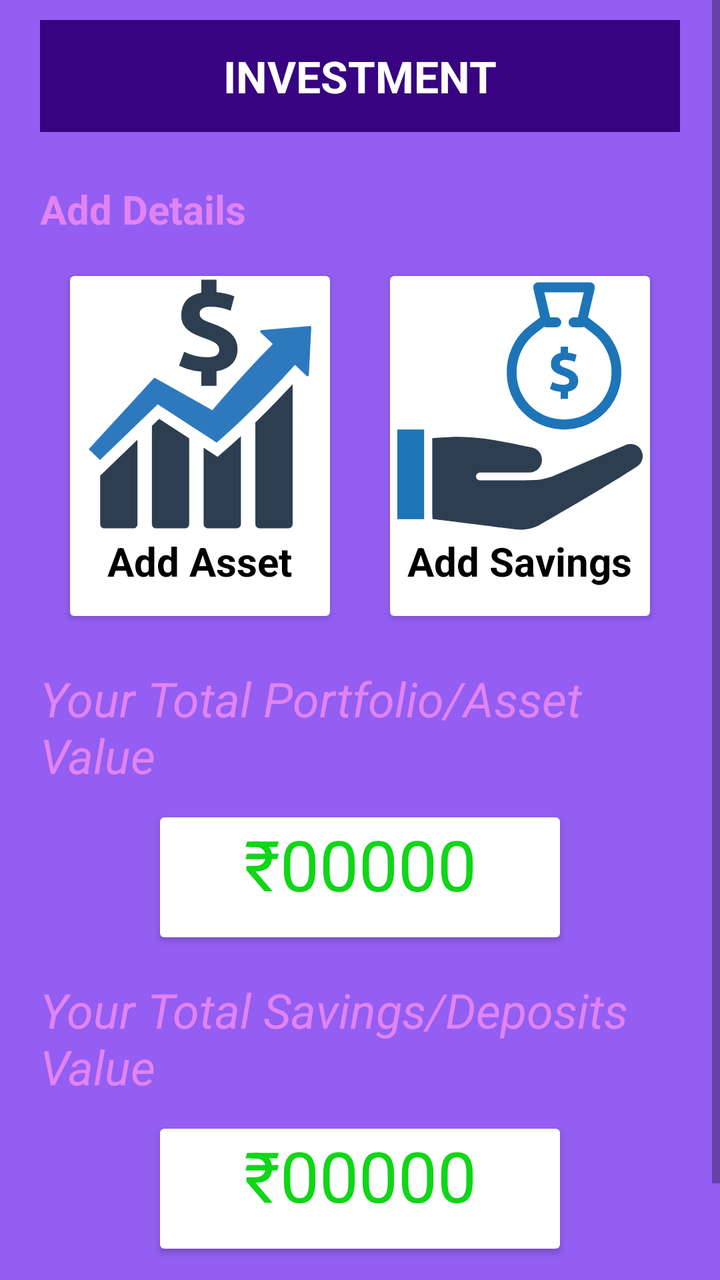
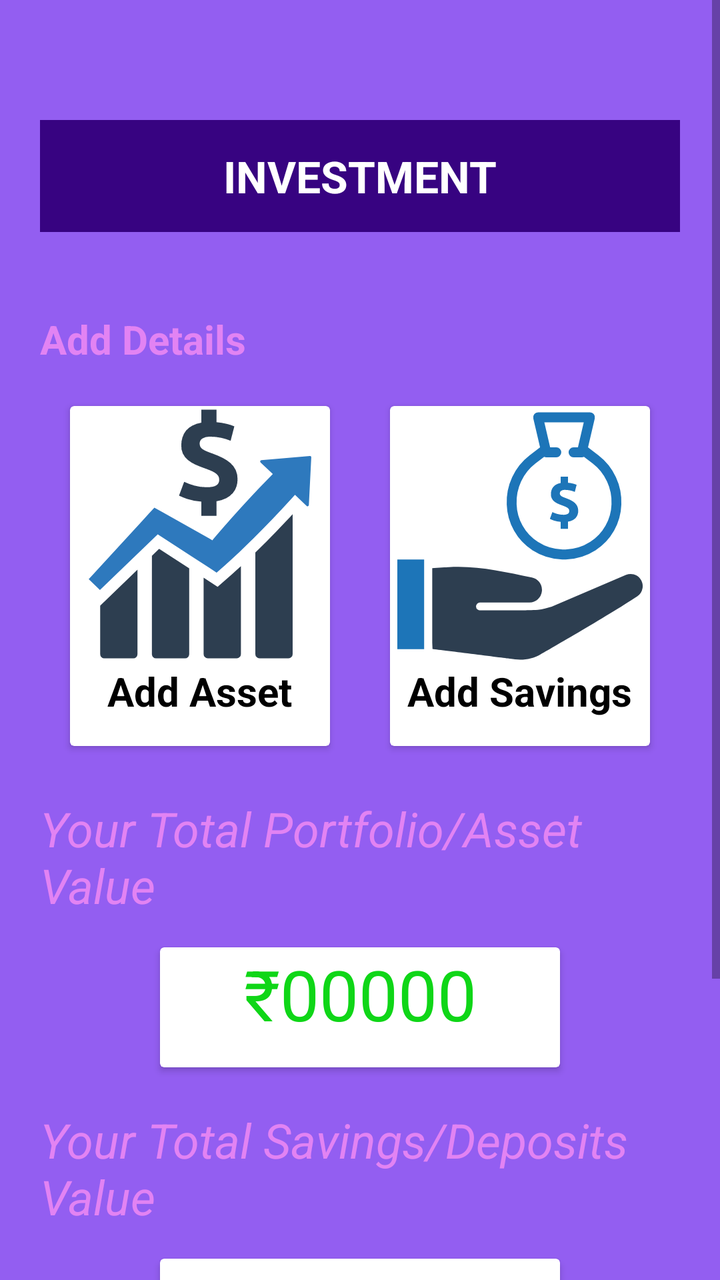

An Android layout rendered at two revisions. The XML below is the earlier revision; the diff shows what the commit changed to produce the second picture.
<!-- AndroidManifest.xml: application theme Theme.FinanceFit -->
<!-- res/layout/activity_investing.xml -->
<?xml version="1.0" encoding="utf-8"?>
<ScrollView xmlns:android="http://schemas.android.com/apk/res/android"
    xmlns:app="http://schemas.android.com/apk/res-auto"
    xmlns:tools="http://schemas.android.com/tools"
    android:layout_width="match_parent"
    android:layout_height="match_parent"
    android:background="#935EF1">
    <LinearLayout
        android:layout_width="match_parent"
        android:layout_height="match_parent"
        android:background="#935EF1"
        android:paddingRight="20sp"
        android:paddingLeft="20sp"
        android:paddingTop="10sp"
        android:orientation="vertical"
        tools:context=".Investing">

        <RelativeLayout
            android:layout_width="match_parent"
            android:layout_height="?actionBarSize"
            android:background="#370381"
            android:id="@+id/ToolbarDash">

            <TextView
                android:layout_width="match_parent"
                android:layout_height="wrap_content"
                android:textSize="22sp"
                android:textStyle="bold"
                android:textColor="#fff"
                android:text="INVESTMENT"
                android:textAlignment="center"
                android:layout_centerVertical="true"/>
        </RelativeLayout>
        <TextView
            android:layout_width="match_parent"
            android:layout_height="wrap_content"
            android:layout_marginTop="25sp"
            android:text="Add Details"
            android:textColor="#E283F3"
            android:textStyle="bold"
            android:textSize="20sp"/>

        <LinearLayout
            android:layout_width="match_parent"
            android:layout_height="200sp"
            android:layout_marginTop="5sp"
            android:orientation="horizontal">

            <androidx.cardview.widget.CardView
                android:layout_width="match_parent"
                android:layout_height="match_parent"
                android:layout_margin="15sp"
                android:backgroundTint="#fff"
                android:layout_weight="1">
                <RelativeLayout
                    android:layout_width="match_parent"
                    android:layout_height="match_parent">
                    <ImageView
                        android:layout_width="wrap_content"
                        android:layout_height="wrap_content"
                        android:id="@+id/imgAdd"
                        android:background="@drawable/portfolio"
                        android:layout_centerHorizontal="true"/>
                    <TextView
                        android:layout_width="wrap_content"
                        android:layout_height="wrap_content"
                        android:text="Add Asset"
                        android:textSize="20sp"
                        android:textColor="#000"
                        android:textStyle="bold"
                        android:layout_marginTop="129sp"
                        android:layout_centerHorizontal="true"/>
                </RelativeLayout>
            </androidx.cardview.widget.CardView>
            <androidx.cardview.widget.CardView
                android:layout_width="match_parent"
                android:layout_height="match_parent"
                android:backgroundTint="#fff"
                android:layout_margin="15sp"
                android:background="@drawable/top_background_main_activity"
                android:layout_weight="1">
                <RelativeLayout
                    android:layout_width="match_parent"
                    android:layout_height="wrap_content">

                    <ImageView
                        android:layout_width="wrap_content"
                        android:layout_height="130sp"
                        android:id="@+id/imgSavings"
                        android:layout_centerHorizontal="true"
                        android:background="@drawable/saving" />
                    <TextView
                        android:layout_width="wrap_content"
                        android:layout_height="wrap_content"
                        android:text="Add Savings"
                        android:textSize="20sp"
                        android:textColor="#000"
                        android:textStyle="bold"
                        android:layout_marginTop="129sp"
                        android:layout_centerHorizontal="true"/>

                </RelativeLayout>

            </androidx.cardview.widget.CardView>
        </LinearLayout>
        <TextView
            android:layout_width="match_parent"
            android:layout_height="wrap_content"
            android:text="Your Total Portfolio/Asset Value"
            android:textColor="#E283F3"
            android:textSize="24sp"
            android:layout_marginTop="10sp"
            android:textStyle="italic"/>
        <androidx.cardview.widget.CardView
            android:layout_width="200sp"
            android:layout_gravity="center"
            android:layout_height="60sp"
            android:layout_marginTop="15sp"
            android:backgroundTint="#fff">
            <RelativeLayout
                android:layout_width="match_parent"
                android:layout_height="wrap_content">
                <TextView
                    android:layout_width="match_parent"
                    android:layout_height="wrap_content"
                    android:id="@+id/txtPortVal"
                    android:text="₹00000"
                    android:textColor="#0FD617"
                    android:textSize="35sp"
                    android:gravity="center"/>
            </RelativeLayout>
        </androidx.cardview.widget.CardView>

        <TextView
            android:layout_width="match_parent"
            android:layout_height="wrap_content"
            android:text="Your Total Savings/Deposits Value"
            android:textColor="#E283F3"
            android:textSize="24sp"
            android:layout_marginTop="20sp"
            android:textStyle="italic"/>
        <androidx.cardview.widget.CardView
            android:layout_width="200sp"
            android:layout_gravity="center"
            android:layout_height="60sp"
            android:layout_marginTop="15sp"
            android:backgroundTint="#fff">
            <RelativeLayout
                android:layout_width="match_parent"
                android:layout_height="wrap_content">
                <TextView
                    android:layout_width="match_parent"
                    android:layout_height="wrap_content"
                    android:id="@+id/txtSavVal"
                    android:text="₹00000"
                    android:textColor="#0FD617"
                    android:textSize="35sp"
                    android:gravity="center"/>

            </RelativeLayout>
        </androidx.cardview.widget.CardView>

        <androidx.appcompat.widget.AppCompatButton
            android:layout_width="match_parent"
            android:layout_height="wrap_content"
            android:id="@+id/btnInvest"
            android:layout_marginTop="20sp"
            android:text="Go To My Investments"
            android:textColor="#fff"
            android:textSize="20sp"
            android:background="#F41B65"/>




    </LinearLayout>
</ScrollView>
<!-- resources referenced by this layout -->
<resources>
  <!-- drawable portfolio: vector/xml drawable (drawable, 2683 chars, omitted) -->
  <!-- drawable saving: vector/xml drawable (drawable, 2772 chars, omitted) -->
  <!-- drawable top_background_main_activity (drawable) -->
  <?xml version="1.0" encoding="utf-8"?>
  
  <selector xmlns:android="http://schemas.android.com/apk/res/android">
  <item>
      <shape android:shape="rectangle">
          <gradient android:startColor="#5e4edd" android:endColor="#974ebd" android:angle="-45"/>
          <corners android:radius="45sp"/>
      </shape>
  </item>
  </selector>
  <style name="Theme.FinanceFit" parent="Theme.MaterialComponents.DayNight.NoActionBar">
          
          <item name="colorPrimary">@color/purple_500</item>
          <item name="colorPrimaryVariant">@color/purple_700</item>
          <item name="colorOnPrimary">@color/white</item>
          
          <item name="colorSecondary">@color/teal_200</item>
          <item name="colorSecondaryVariant">@color/teal_700</item>
          <item name="colorOnSecondary">@color/black</item>
          
          <item name="android:statusBarColor">#130041</item>
  
          
      </style>
  <color name="purple_500">#FF6200EE</color>
  <color name="purple_700">#FF3700B3</color>
  <color name="white">#FFFFFFFF</color>
  <color name="teal_200">#FF03DAC5</color>
  <color name="teal_700">#FF018786</color>
  <color name="black">#FF000000</color>
</resources>

<!-- the commit's change to res/layout/activity_investing.xml (unified diff, before → after) -->
@@ -18,6 +18,7 @@
         <RelativeLayout
             android:layout_width="match_parent"
             android:layout_height="?actionBarSize"
+            android:layout_marginTop="50sp"
             android:background="#370381"
             android:id="@+id/ToolbarDash">
 
@@ -34,7 +35,7 @@
         <TextView
             android:layout_width="match_parent"
             android:layout_height="wrap_content"
-            android:layout_marginTop="25sp"
+            android:layout_marginTop="40sp"
             android:text="Add Details"
             android:textColor="#E283F3"
             android:textStyle="bold"
@@ -164,7 +165,7 @@
             android:layout_width="match_parent"
             android:layout_height="wrap_content"
             android:id="@+id/btnInvest"
-            android:layout_marginTop="20sp"
+            android:layout_marginTop="100sp"
             android:text="Go To My Investments"
             android:textColor="#fff"
             android:textSize="20sp"
